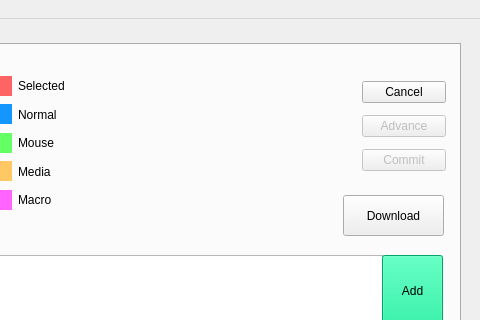
Before: the Qt Designer form KeyBoardSetter/KeyboardSetter/mainwindow.ui in TabbycatPie/CustomKeyboard, drawn with Qt 5; both pictures show x 520 to 1000 and y 0 to 320 of the 1000 by 683 pixel window.
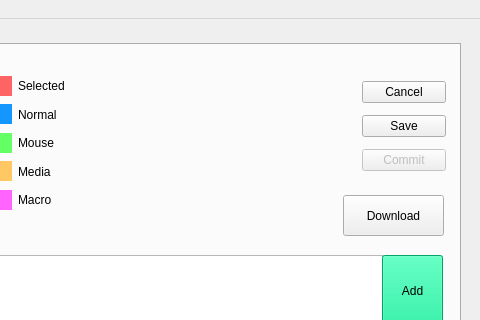
After: the same form once the commit is applied.

```diff
--- a/KeyBoardSetter/KeyboardSetter/mainwindow.ui
+++ b/KeyBoardSetter/KeyboardSetter/mainwindow.ui
@@ -240,10 +240,10 @@
        <item>
         <widget class="QPushButton" name="btn_advance">
          <property name="enabled">
-          <bool>false</bool>
+          <bool>true</bool>
          </property>
          <property name="text">
-          <string>Advance</string>
+          <string>Save</string>
          </property>
         </widget>
        </item>
```
Left out of the diff: 4 changed lines with no effect on the pictures.
